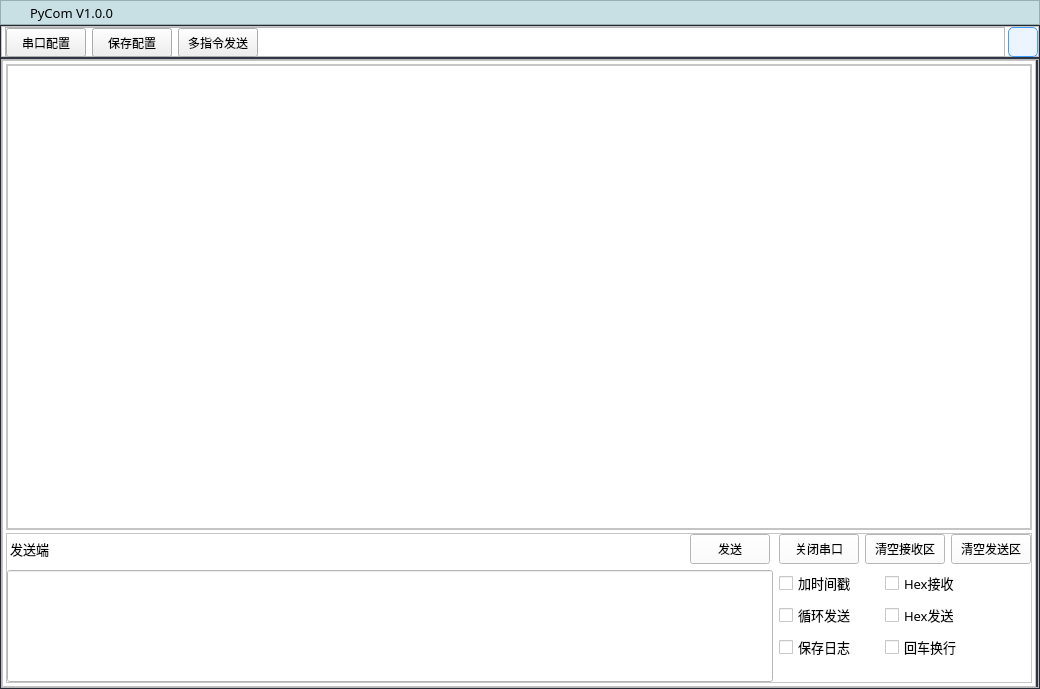
Before: the Qt Designer form ui/index.ui in jiang-xin9/PyCom, drawn with Qt 5.
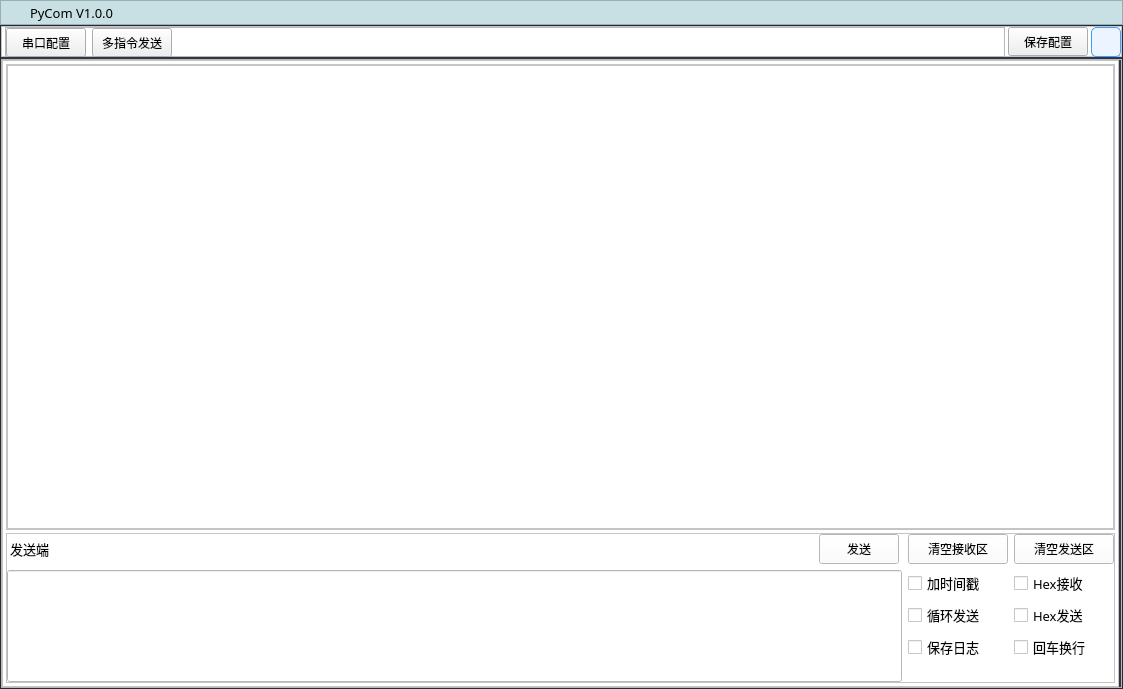
After: the same form once the commit is applied. Icons and pictures are not drawn. Custom widgets are drawn as their Qt base class.

Commit message: 将保存配置按钮左移

What changed in the file:
```diff
--- a/ui/index.ui
+++ b/ui/index.ui
@@ -354,22 +354,6 @@
               </property>
              </widget>
             </item>
-            <item>
-             <widget class="NewQPushButton" name="save_config_btn">
-              <property name="minimumSize">
-               <size>
-                <width>0</width>
-                <height>29</height>
-               </size>
-              </property>
-              <property name="cursor">
-               <cursorShape>PointingHandCursor</cursorShape>
-              </property>
-              <property name="text">
-               <string>保存配置</string>
-              </property>
-             </widget>
-            </item>
             <item>
              <widget class="NewQPushButton" name="send_instruction_btn">
               <property name="minimumSize">
@@ -402,6 +386,22 @@
            </layout>
           </widget>
          </item>
+         <item>
+          <widget class="NewQPushButton" name="save_config_btn">
+           <property name="minimumSize">
+            <size>
+             <width>0</width>
+             <height>29</height>
+            </size>
+           </property>
+           <property name="cursor">
+            <cursorShape>PointingHandCursor</cursorShape>
+           </property>
+           <property name="text">
+            <string>保存配置</string>
+           </property>
+          </widget>
+         </item>
          <item>
           <widget class="QToolButton" name="open_btn">
            <property name="minimumSize">
@@ -653,19 +653,6 @@
                   <layout class="QVBoxLayout" name="verticalLayout_5">
                    <item>
                     <layout class="QHBoxLayout" name="horizontalLayout_5">
-                     <item>
-                      <widget class="QPushButton" name="close_com">
-                       <property name="minimumSize">
-                        <size>
-                         <width>0</width>
-                         <height>30</height>
-                        </size>
-                       </property>
-                       <property name="text">
-                        <string>关闭串口</string>
-                       </property>
-                      </widget>
-                     </item>
                      <item>
                       <widget class="NewQPushButton" name="clear_send_text">
                        <property name="minimumSize">
```
The commit also changes 1 other file.
